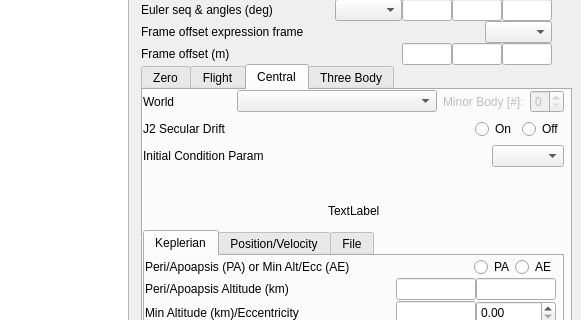
Qt form dsm_gui/orb_menu.ui (pavelgalchenko/dsm_gui) before a commit; both pictures show x 99 to 680 and y 196 to 516 of the 680 by 700 pixel window.
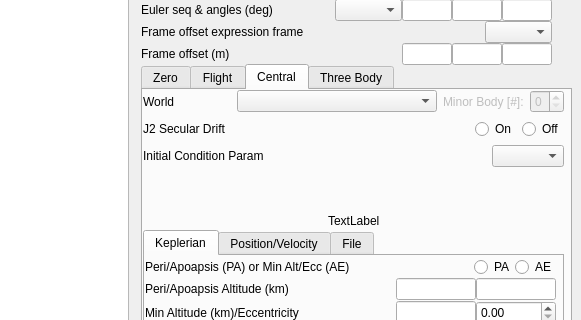
The same form after that commit. The open tabs and pages were chosen to show the change.

```diff
--- a/dsm_gui/orb_menu.ui
+++ b/dsm_gui/orb_menu.ui
@@ -321,7 +321,7 @@
         <x>0</x>
         <y>0</y>
         <width>421</width>
-        <height>131</height>
+        <height>141</height>
        </rect>
       </property>
       <layout class="QVBoxLayout" name="verticalLayout_6">
```
Left out of the diff: 12 changed lines with no effect on the pictures.
